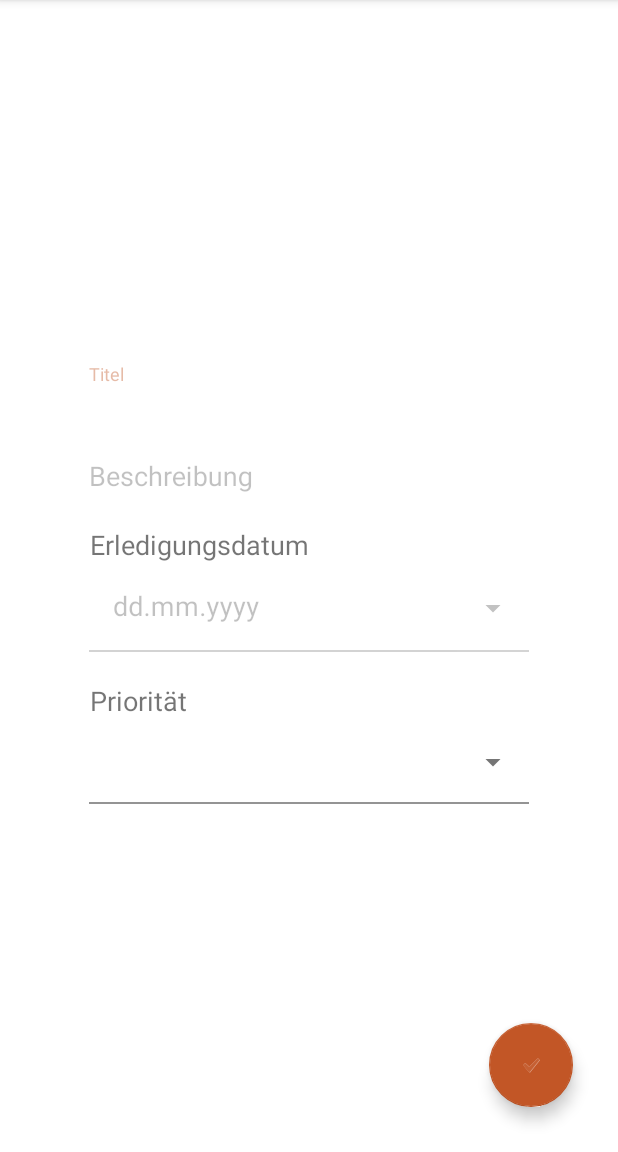
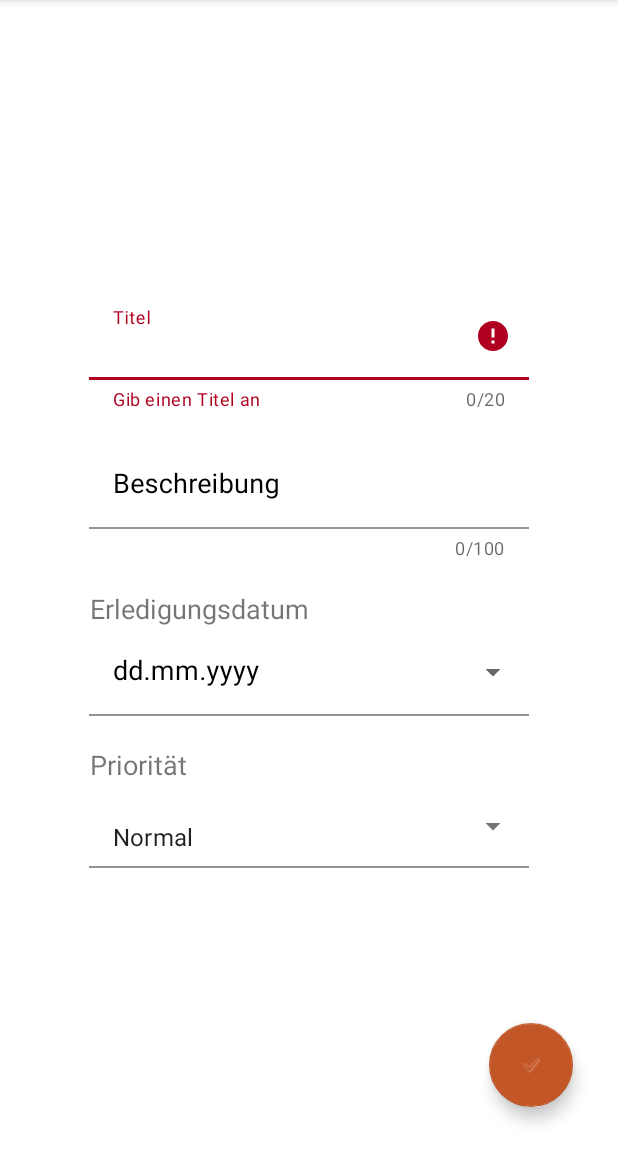
Before and after one commit to leZayn/m335_project, an Android app: the CreateActivity screen opened directly, with no data from a screen before it, after a tap on an icon or button, on a phone screen of 412 x 824 dp, the part 84-1236 px from its top. Run offline under Robolectric (Android 15) with nearby library versions, the light colour scheme and no system bars; our stand-ins replace Room's generated code; 1 statement that could not run was skipped.

Commit message:
Added character counter and more

```diff
--- a/Penz/app/src/main/java/m335/penz/CreateActivity.java
+++ b/Penz/app/src/main/java/m335/penz/CreateActivity.java
@@ -1,5 +1,6 @@
 package m335.penz;
 
+import android.content.Intent;
 import android.os.Build;
 import android.os.Bundle;
 import android.text.InputType;
@@ -33,7 +34,7 @@ public class CreateActivity extends AppCompatActivity {
     private TextInputEditText textInputEditTextCalendar;
     private AutoCompleteTextView autoCompleteTextView;
 
-    private TextInputLayout textInputLayout;
+    private TextInputLayout textInputLayoutTitel;
     private FloatingActionButton saveButton;
     private TextInputEditText titel;
     private TextInputEditText description;
@@ -106,6 +107,7 @@ public class CreateActivity extends AppCompatActivity {
     }
 
     private void savePendency() {
+        if(validateTitle()){
             Pendency pendency = new Pendency();
             pendency.setTitle(titel.getText().toString());
             if (textInputEditTextCalendar.getText().toString().length() > 0)
@@ -113,6 +115,8 @@ public class CreateActivity extends AppCompatActivity {
             pendency.setDescription(description.getText().toString());
             pendency.setPriority(getPriorityAsInt(autoCompleteTextView));
             pendencyDao.insert(pendency);
+            finish();
+        }
     }
 
     private int getPriorityAsInt(AutoCompleteTextView autoCompleteTextView) {
@@ -125,4 +129,14 @@ public class CreateActivity extends AppCompatActivity {
         }
 
     }
+
+    private boolean validateTitle() {
+        textInputLayoutTitel = (TextInputLayout) findViewById(R.id.tF_titel);
+        System.out.println("TITEL TEXT: " + titel.getText());
+        if(titel.getText().length() == 0){
+            textInputLayoutTitel.setError("Gib einen Titel an");
+            return false;
         }
+        return true;
+    }
+}
--- a/Penz/app/src/main/java/m335/penz/MainActivity.java
+++ b/Penz/app/src/main/java/m335/penz/MainActivity.java
@@ -72,7 +72,6 @@ public class MainActivity extends AppCompatActivity {
     private void openCreateActivity(){
         Intent intent = new Intent(this, CreateActivity.class);
         startActivity(intent);
-        finish();
     }
 
 }
--- a/Penz/app/src/main/res/layout/activity_create.xml
+++ b/Penz/app/src/main/res/layout/activity_create.xml
@@ -7,20 +7,24 @@
     tools:context=".MainActivity">
 
     <com.google.android.material.textfield.TextInputLayout
-        style="@style/textInputLayout.SecondaryColorLabel"
         android:id="@+id/tF_titel"
         android:layout_width="293dp"
         android:layout_height="wrap_content"
         android:layout_marginStart="50dp"
         android:layout_marginEnd="50dp"
-        android:layout_marginBottom="250dp"
-        android:alpha="0.4"
+        android:layout_marginBottom="300dp"
         android:background="#FFFFFF"
         android:hint="@string/label_title"
+        android:textColorHint="@color/black"
+        app:boxStrokeColor="@color/secondarycolor"
+        app:hintTextColor="@color/design_dark_default_color_on_surface"
         app:layout_constraintBottom_toBottomOf="parent"
         app:layout_constraintEnd_toEndOf="parent"
         app:layout_constraintStart_toStartOf="parent"
-        app:layout_constraintTop_toTopOf="parent">
+        app:layout_constraintTop_toTopOf="parent"
+        app:errorEnabled="true"
+        app:counterEnabled="true"
+        app:counterMaxLength="20">
 
         <com.google.android.material.textfield.TextInputEditText
             android:id="@+id/tE_titel"
@@ -28,23 +32,26 @@
             android:layout_height="match_parent"
             android:background="#FFFFFF"
             android:textColorHint="@color/secondarycolor"
-
-            android:textSize="16sp" />
+            android:textSize="18sp"
+            android:maxLength="20"/>
     </com.google.android.material.textfield.TextInputLayout>
 
     <com.google.android.material.textfield.TextInputLayout
-        style="@style/textInputLayout.SecondaryColorLabel"
         android:id="@+id/tF_beschreibung"
         android:layout_width="293dp"
         android:layout_height="wrap_content"
         android:layout_marginStart="50dp"
         android:layout_marginTop="20dp"
         android:layout_marginEnd="50dp"
-        android:alpha="0.4"
         android:hint="@string/label_description"
+        android:textColorHint="@color/black"
+        app:boxStrokeColor="@color/secondarycolor"
+        app:hintTextColor="@color/design_dark_default_color_on_surface"
         app:layout_constraintEnd_toEndOf="parent"
         app:layout_constraintStart_toStartOf="parent"
-        app:layout_constraintTop_toBottomOf="@+id/tF_titel">
+        app:layout_constraintTop_toBottomOf="@+id/tF_titel"
+        app:counterEnabled="true"
+        app:counterMaxLength="100">
 
         <com.google.android.material.textfield.TextInputEditText
             android:id="@+id/tE_beschreibung"
@@ -52,7 +59,7 @@
             android:layout_height="match_parent"
             android:background="#FFFFFF"
             android:textSize="18sp"
-            />
+            android:maxLength="100"/>
     </com.google.android.material.textfield.TextInputLayout>
 
     <TextView
@@ -62,9 +69,11 @@
         android:layout_marginStart="60dp"
         android:layout_marginTop="20dp"
         android:text="@string/title_date"
+        android:textColorHint="@color/black"
         android:textSize="18sp"
         app:layout_constraintStart_toStartOf="parent"
-        app:layout_constraintTop_toBottomOf="@+id/tF_beschreibung" />
+        app:layout_constraintTop_toBottomOf="@+id/tF_beschreibung"
+        />
 
     <com.google.android.material.textfield.TextInputLayout
         android:id="@+id/tF_datePicker"
@@ -73,8 +82,10 @@
         android:layout_height="wrap_content"
         android:layout_marginStart="50dp"
         android:layout_marginEnd="50dp"
-        android:alpha="0.4"
         android:hint="@string/label_date"
+        android:textColorHint="@color/black"
+        app:boxStrokeColor="@color/secondarycolor"
+        app:hintTextColor="@color/design_dark_default_color_on_surface"
         app:layout_constraintEnd_toEndOf="parent"
         app:layout_constraintStart_toStartOf="parent"
         app:layout_constraintTop_toBottomOf="@+id/tV_erledigungsdatum">
@@ -84,7 +95,8 @@
             android:layout_width="293dp"
             android:layout_height="match_parent"
             android:background="#FFFFFF"
-            android:textSize="18sp" />
+            android:textSize="18sp"
+            android:maxLength="20"/>
 
     </com.google.android.material.textfield.TextInputLayout>
 
@@ -95,7 +107,9 @@
         android:layout_height="25dp"
         android:layout_marginStart="60dp"
         android:layout_marginTop="20dp"
+        android:alpha="1"
         android:text="@string/label_priority"
+        android:textColorHint="@color/black"
         android:textSize="18sp"
         app:layout_constraintStart_toStartOf="parent"
         app:layout_constraintTop_toBottomOf="@+id/tF_datePicker" />
@@ -107,9 +121,13 @@
         android:layout_height="wrap_content"
         android:layout_marginStart="50dp"
         android:layout_marginEnd="50dp"
+        android:textColorHint="@color/black"
+        app:boxStrokeColor="@color/secondarycolor"
+        app:hintTextColor="@color/design_dark_default_color_on_surface"
         app:layout_constraintEnd_toEndOf="parent"
         app:layout_constraintStart_toStartOf="parent"
-        app:layout_constraintTop_toBottomOf="@+id/tV_priorität">
+        app:layout_constraintTop_toBottomOf="@+id/tV_priorität"
+        app:errorEnabled="true">
 
         <AutoCompleteTextView
             android:id="@+id/tV_prio_menu"
@@ -117,7 +135,8 @@
             android:layout_height="match_parent"
             android:background="#FFFFFF"
             android:backgroundTint="#FFFFFF"
-            android:inputType="none" />
+            android:inputType="none"
+            android:text="@string/standard"/>
     </com.google.android.material.textfield.TextInputLayout>
 
     <com.google.android.material.floatingactionbutton.FloatingActionButton
--- a/Penz/app/src/main/res/values/colors.xml
+++ b/Penz/app/src/main/res/values/colors.xml
@@ -14,4 +14,5 @@
     <color name="standard_priority">#FDF695</color>
     <color name="low_priority">#91FFB8</color>
     <color name="error">#FF0000</color>
+    <color name="design_dark_default_color_on_surface">@color/secondarycolor</color>
 </resources>
--- a/Penz/app/src/main/res/values/styles.xml
+++ /dev/null
@@ -1,12 +0,0 @@
-<?xml version="1.0" encoding="utf-8"?>
-<resources>
-
-    <style name="textInputLayout.SecondaryColorLabel" parent="Widget.Design.TextInputLayout">
-        <item name="hintTextAppearance">@style/AppTheme.TextFloatLabelAppearance</item>
-    </style>
-
-    <style name="AppTheme.TextFloatLabelAppearance" parent="TextAppearance.Design.Hint">
-        <item name="android:textColor">@color/secondarycolor</item>
-        <item name="android:colorControlActivated">@color/secondarycolor</item>
-    </style>
-</resources>
```
Lines whose indentation alone changed are shown as unchanged.
